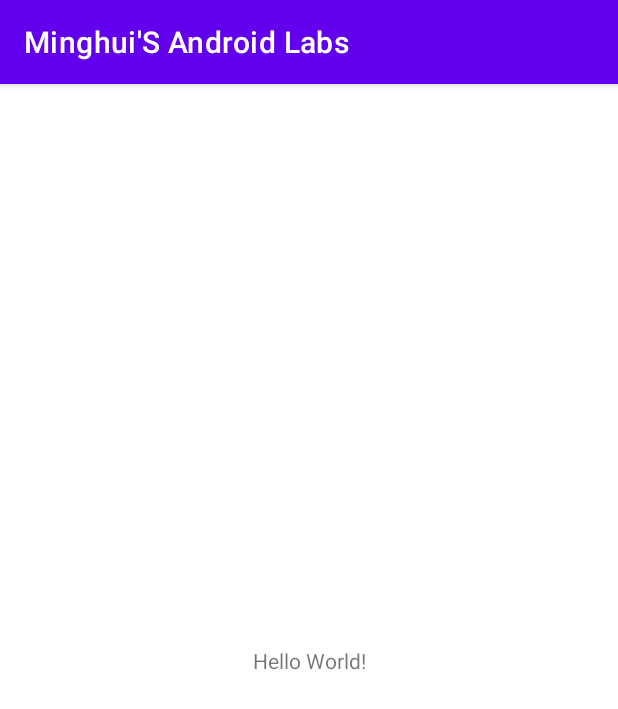
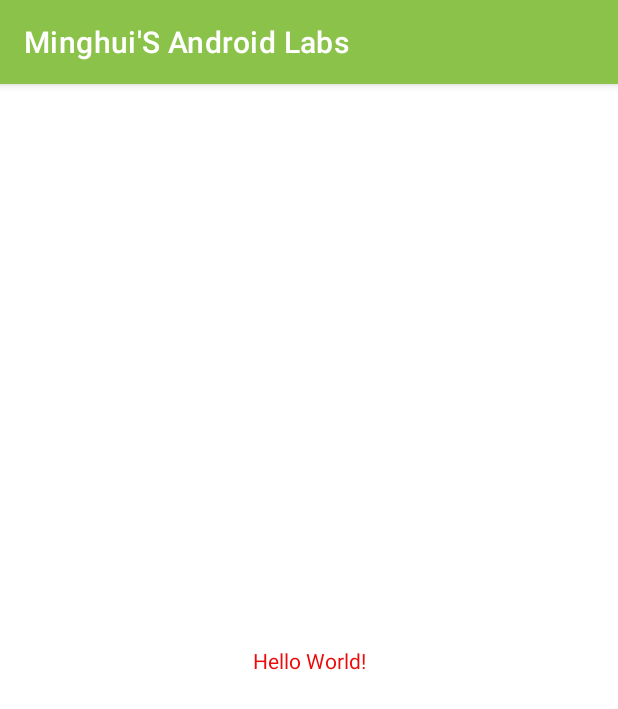
Before and after one commit to minghui-liao/MyAndroidLabs, an Android app: the screen it shows after launch (MainActivity), on a phone screen of 412 x 824 dp. Shown: the top 709 px of the screen. Run offline under Robolectric (Android 15) with nearby library versions, the phone set to English and light mode, and no system bars.

Commit message:
Second commit: changed the icon and app colours

```diff
--- a/app/src/main/AndroidManifest.xml
+++ b/app/src/main/AndroidManifest.xml
@@ -4,9 +4,8 @@
 
     <application
         android:allowBackup="true"
-        android:icon="@mipmap/ic_launcher"
+        android:icon="@drawable/app_icon"
         android:label="@string/app_name"
-        android:roundIcon="@mipmap/ic_launcher_round"
         android:supportsRtl="true"
         android:theme="@style/Theme.MinghuiSAndroidLabs">
         <activity android:name=".MainActivity">
--- a/app/src/main/res/mipmap-anydpi-v26/ic_launcher.xml
+++ /dev/null
@@ -1,5 +0,0 @@
-<?xml version="1.0" encoding="utf-8"?>
-<adaptive-icon xmlns:android="http://schemas.android.com/apk/res/android">
-    <background android:drawable="@drawable/ic_launcher_background" />
-    <foreground android:drawable="@drawable/ic_launcher_foreground" />
-</adaptive-icon>
--- a/app/src/main/res/mipmap-anydpi-v26/ic_launcher_round.xml
+++ /dev/null
@@ -1,5 +0,0 @@
-<?xml version="1.0" encoding="utf-8"?>
-<adaptive-icon xmlns:android="http://schemas.android.com/apk/res/android">
-    <background android:drawable="@drawable/ic_launcher_background" />
-    <foreground android:drawable="@drawable/ic_launcher_foreground" />
-</adaptive-icon>
--- a/app/src/main/res/values-night/themes.xml
+++ b/app/src/main/res/values-night/themes.xml
@@ -2,15 +2,16 @@
     <!-- Base application theme. -->
     <style name="Theme.MinghuiSAndroidLabs" parent="Theme.MaterialComponents.DayNight.DarkActionBar">
         <!-- Primary brand color. -->
-        <item name="colorPrimary">@color/purple_200</item>
-        <item name="colorPrimaryVariant">@color/purple_700</item>
+        <item name="colorPrimary">@color/my_primary</item>
+        <item name="colorPrimaryVariant">#593991</item>
         <item name="colorOnPrimary">@color/black</item>
         <!-- Secondary brand color. -->
-        <item name="colorSecondary">@color/teal_200</item>
-        <item name="colorSecondaryVariant">@color/teal_200</item>
+        <item name="colorSecondary">#39478F</item>
+        <item name="colorSecondaryVariant">#79669A</item>
         <item name="colorOnSecondary">@color/black</item>
         <!-- Status bar color. -->
-        <item name="android:statusBarColor" tools:targetApi="l">?attr/colorPrimaryVariant</item>
+        <item name="android:statusBarColor" tools:targetApi="l">@color/my_statusbar</item>
         <!-- Customize your theme here. -->
+        <item name="android:textColor">@color/my_text</item>
     </style>
 </resources>
--- a/app/src/main/res/values/colors.xml
+++ b/app/src/main/res/values/colors.xml
@@ -1,10 +1,10 @@
 <?xml version="1.0" encoding="utf-8"?>
 <resources>
-    <color name="purple_200">#FFBB86FC</color>
-    <color name="purple_500">#FF6200EE</color>
-    <color name="purple_700">#FF3700B3</color>
-    <color name="teal_200">#FF03DAC5</color>
-    <color name="teal_700">#FF018786</color>
+    <color name="my_primary">#8BC34A</color>
+    <color name="my_secondary">#3F51B5</color>
+    <color name="my_statusbar">#FFC107</color>
+
     <color name="black">#FF000000</color>
     <color name="white">#FFFFFFFF</color>
+    <color name="my_text">#ED0A0A</color>
 </resources>
--- a/app/src/main/res/values/themes.xml
+++ b/app/src/main/res/values/themes.xml
@@ -2,15 +2,16 @@
     <!-- Base application theme. -->
     <style name="Theme.MinghuiSAndroidLabs" parent="Theme.MaterialComponents.DayNight.DarkActionBar">
         <!-- Primary brand color. -->
-        <item name="colorPrimary">@color/purple_500</item>
-        <item name="colorPrimaryVariant">@color/purple_700</item>
+        <item name="colorPrimary">@color/my_primary</item>
+        <item name="colorPrimaryVariant">#97B870</item>
         <item name="colorOnPrimary">@color/white</item>
         <!-- Secondary brand color. -->
-        <item name="colorSecondary">@color/teal_200</item>
-        <item name="colorSecondaryVariant">@color/teal_700</item>
+        <item name="colorSecondary">@color/my_secondary</item>
+        <item name="colorSecondaryVariant">#917BBA</item>
         <item name="colorOnSecondary">@color/black</item>
         <!-- Status bar color. -->
-        <item name="android:statusBarColor" tools:targetApi="l">?attr/colorPrimaryVariant</item>
+        <item name="android:statusBarColor" tools:targetApi="l">@color/my_statusbar</item>
         <!-- Customize your theme here. -->
+        <item name="android:textColor">@color/my_text</item>
     </style>
 </resources>
```
Also changed, not shown: app/src/main/res/drawable-v24/ic_launcher_foreground.xml (deleted, +0 -30 lines), app/src/main/res/drawable/app_icon.png (added), app/src/main/res/mipmap-hdpi/ic_launcher.png (deleted), app/src/main/res/mipmap-hdpi/ic_launcher_round.png (deleted), app/src/main/res/mipmap-mdpi/ic_launcher.png (deleted), app/src/main/res/mipmap-mdpi/ic_launcher_round.png (deleted), app/src/main/res/mipmap-xhdpi/ic_launcher.png (deleted), app/src/main/res/mipmap-xhdpi/ic_launcher_round.png (deleted), app/src/main/res/mipmap-xxhdpi/ic_launcher.png (deleted), app/src/main/res/mipmap-xxhdpi/ic_launcher_round.png (deleted), app/src/main/res/mipmap-xxxhdpi/ic_launcher.png (deleted), app/src/main/res/mipmap-xxxhdpi/ic_launcher_round.png (deleted).
